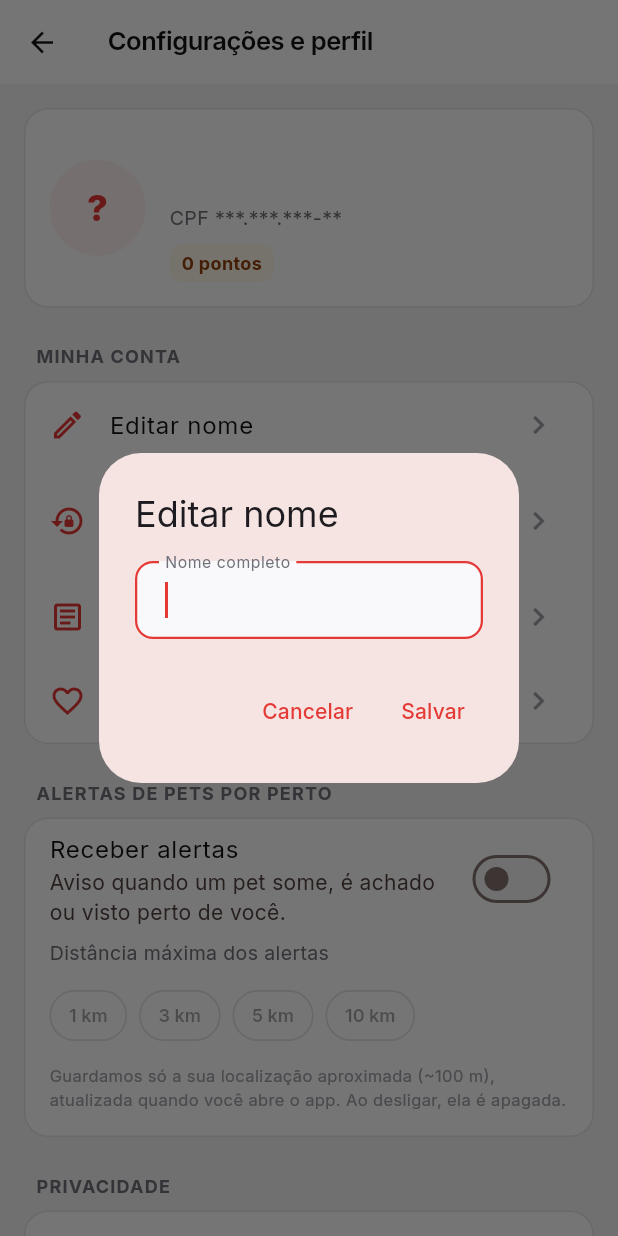
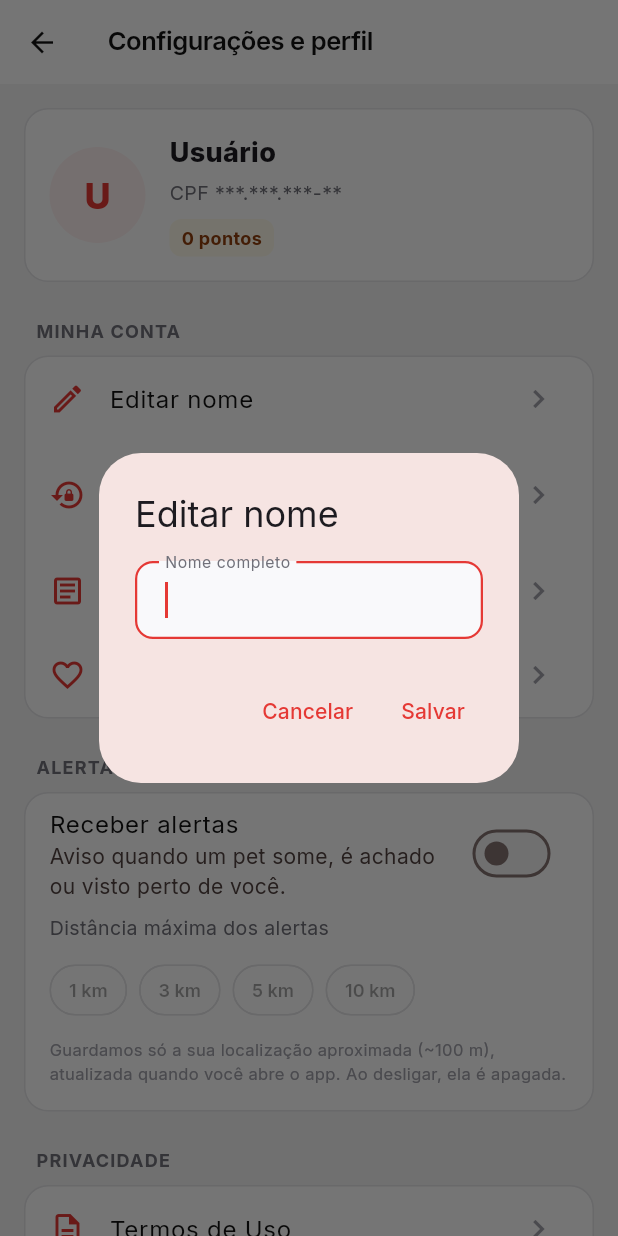
Before and after one commit to luisgustavo876/PetPerdido, a Flutter app: the SettingsScreen screen opened directly, after a tap on "Editar nome", on a phone screen of 412 x 824 dp. Run offline on Flutter 3.47's test engine with Material 3 defaults, Android fonts, the phone set to English and light mode, and no system bars; our stand-ins replace cached_network_image, cloud_firestore, firebase_ai, firebase_auth, firebase_core, firebase_messaging and 7 more; missing offline and left inert: dart_geohash; accounts and stored records are empty.

Commit message:
fix: usuario aparece pelo nome, nunca pelo e-mail
- AuthService.currentUserName nao cai mais para o e-mail: sem nome,
  grava "Usuario" (era a origem de e-mails no userName publico dos posts)
- Formatters.nomeUsuario: nome vazio ou com "@" (dados antigos) vira
  "Usuario"; usado no autor do post, nos avistamentos, nos chats e no
  cartao do perfil
- Cartao do perfil mostra so nome, CPF mascarado e pontos (sem e-mail)
- Cadastro e "Editar nome" recusam nome com "@"
- Notificacoes e pontos nao exibem usuario (conferido)
- Testes de nomeUsuario e do nome do chat

Co-Authored-By: Claude Opus 5.5 <noreply@anthropic.com>

```diff
--- a/lib/core/formatters.dart
+++ b/lib/core/formatters.dart
@@ -28,6 +28,14 @@ class Formatters {
     if (diff.inDays < 30) return 'há ${diff.inDays} dias';
     String dois(int n) => n.toString().padLeft(2, '0');
     return 'em ${dois(data.day)}/${dois(data.month)}/${data.year}';
+  }
+
+  /// Nome para exibir o usuário em qualquer tela. Nunca mostra e-mail:
+  /// nome vazio ou com "@" (posts antigos gravaram o e-mail) vira "Usuário".
+  static String nomeUsuario(String? nome) {
+    final n = nome?.trim() ?? '';
+    if (n.isEmpty || n.contains('@')) return 'Usuário';
+    return n;
   }
 
   /// "29/06/2006" (padrão brasileiro).
--- a/lib/models/chat_model.dart
+++ b/lib/models/chat_model.dart
@@ -1,4 +1,5 @@
 import 'package:cloud_firestore/cloud_firestore.dart';
+import '../core/formatters.dart';
 
 /// Conversa entre duas pessoas sobre um post (chats/{chatId}).
 ///
@@ -36,7 +37,8 @@ class ChatModel {
   String outro(String meuUid) =>
       participants.firstWhere((p) => p != meuUid, orElse: () => meuUid);
 
-  String nomeDoOutro(String meuUid) => participantNames[outro(meuUid)] ?? 'Usuário';
+  String nomeDoOutro(String meuUid) =>
+      Formatters.nomeUsuario(participantNames[outro(meuUid)]);
 
   int naoLidas(String meuUid) => unread[meuUid] ?? 0;
 
--- a/lib/screens/profile/settings_screen.dart
+++ b/lib/screens/profile/settings_screen.dart
@@ -2,6 +2,7 @@ import 'package:flutter/foundation.dart' show kIsWeb;
 import 'package:flutter/material.dart';
 import '../../core/app_colors.dart';
 import '../../core/app_constants.dart';
+import '../../core/formatters.dart';
 import '../../services/alerta_service.dart';
 import '../../services/auth_service.dart';
 import '../../services/conta_service.dart';
@@ -64,6 +65,10 @@ class _SettingsScreenState extends State<SettingsScreen> {
     if (novo == null) return;
     if (novo.trim().length < 3) {
       _aviso('O nome precisa ter pelo menos 3 letras.');
+      return;
+    }
+    if (novo.contains('@')) {
+      _aviso('Use o seu nome, não o e-mail (ele aparece para outras pessoas).');
       return;
     }
     try {
@@ -247,7 +252,9 @@ class _SettingsScreenState extends State<SettingsScreen> {
     );
   }
 
+  /// Cartão do perfil: nome, CPF mascarado e pontos (sem e-mail).
   Widget _cartaoPerfil(Perfil p) {
+    final nome = Formatters.nomeUsuario(p.nome);
     return Container(
       padding: const EdgeInsets.all(16),
       decoration: BoxDecoration(
@@ -261,7 +268,7 @@ class _SettingsScreenState extends State<SettingsScreen> {
             radius: 32,
             backgroundColor: AppColors.primarySurface,
             child: Text(
-              p.nome.isNotEmpty ? p.nome[0].toUpperCase() : '?',
+              nome[0].toUpperCase(),
               style: const TextStyle(
                   fontSize: 24, fontWeight: FontWeight.w800, color: AppColors.primary),
             ),
@@ -271,11 +278,9 @@ class _SettingsScreenState extends State<SettingsScreen> {
             child: Column(
               crossAxisAlignment: CrossAxisAlignment.start,
               children: [
-                Text(p.nome,
+                Text(nome,
                     style: const TextStyle(fontSize: 18, fontWeight: FontWeight.w800)),
                 const SizedBox(height: 4),
-                Text(p.email,
-                    style: const TextStyle(fontSize: 13, color: AppColors.textSecondary)),
                 Text('CPF ${Perfil.mascararCpf(p.cpf)}',
                     style: const TextStyle(fontSize: 13, color: AppColors.textSecondary)),
                 const SizedBox(height: 8),
--- a/lib/services/auth_service.dart
+++ b/lib/services/auth_service.dart
@@ -124,6 +124,8 @@ class AuthService {
     await _auth.signOut();
   }
 
+  /// Nome do usuário logado para gravar em posts, avistamentos e chats
+  /// (dados públicos). Sem nome, usa "Usuário" — nunca o e-mail.
   static String get currentUserName =>
-      currentUser?.displayName ?? currentUser?.email ?? 'Usuário';
+      Formatters.nomeUsuario(currentUser?.displayName);
 }
```
Also changed, not shown: lib/screens/auth/register_screen.dart (+6 -2 lines), lib/screens/feed/detail_screen.dart (+5 -4 lines), 2 other files.
